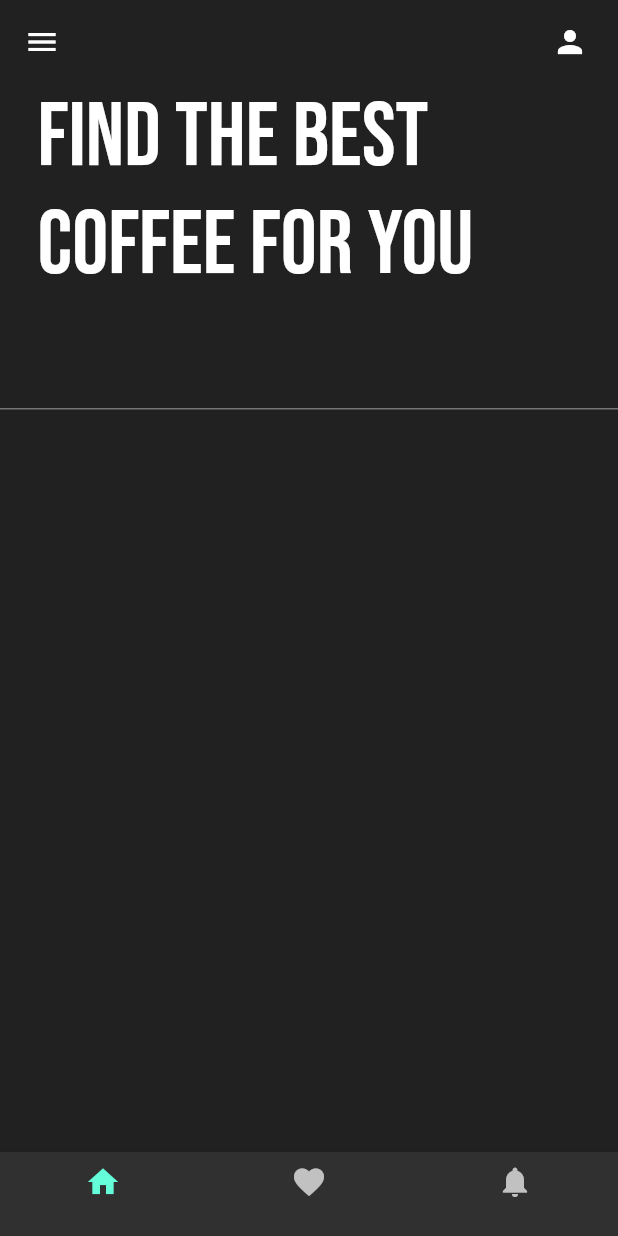
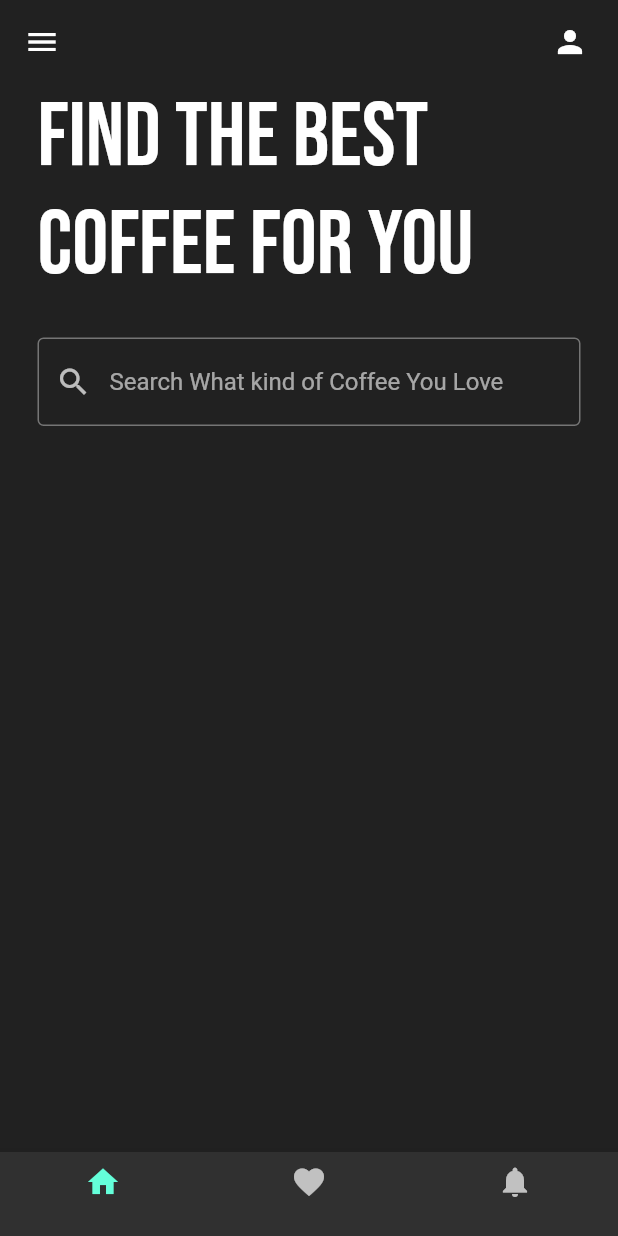
Before and after one commit to H4D3ZS/Coffee-App-UI, a Flutter app: the screen it shows after launch, on a phone screen of 412 x 824 dp. Run offline on Flutter 3.47's test engine with Material 2 defaults, Android fonts, the phone set to English and light mode, and no system bars; our stand-ins replace google_fonts.

Commit message:
New Changes and additions

```diff
--- a/lib/main.dart
+++ b/lib/main.dart
@@ -13,7 +13,8 @@ class MyApp extends StatelessWidget {
     return MaterialApp(
       debugShowCheckedModeBanner: false,
       home: HomePage(),
-      theme: ThemeData(brightness: Brightness.dark),
+      theme:
+          ThemeData(brightness: Brightness.dark, primarySwatch: Colors.orange),
     );
   }
 }
--- a/lib/pages/home_page.dart
+++ b/lib/pages/home_page.dart
@@ -35,6 +35,7 @@ class _HomePageState extends State<HomePage> {
       ),
       body: Column(
         children: [
+          //Text Description
           Padding(
             padding: const EdgeInsets.symmetric(horizontal: 25.0),
             child: Text(
@@ -43,11 +44,34 @@ class _HomePageState extends State<HomePage> {
             ),
           ),
           SizedBox(height: 25),
-          TextField(
-            decoration: InputDecoration(
-              focusedBorder: OutlineInputBorder(),
+
+          //SearchBar
+          Padding(
+            padding: const EdgeInsets.symmetric(horizontal: 25.0),
+            child: TextField(
+              decoration: InputDecoration(
+                prefixIcon: Icon(Icons.search),
+                hintText: 'Search What kind of Coffee You Love',
+                focusedBorder: OutlineInputBorder(),
+                enabledBorder: OutlineInputBorder(
+                    borderSide: BorderSide(color: Colors.grey.shade600)),
+              ),
             ),
-          )
+          ),
+
+          SizedBox(
+            height: 25,
+          ),
+          // Horizontal ListView
+
+          Expanded(
+              child: ListView(
+            children: [
+              Container(
+                width: 200,
+              )
+            ],
+          ))
         ],
       ),
     );
```
